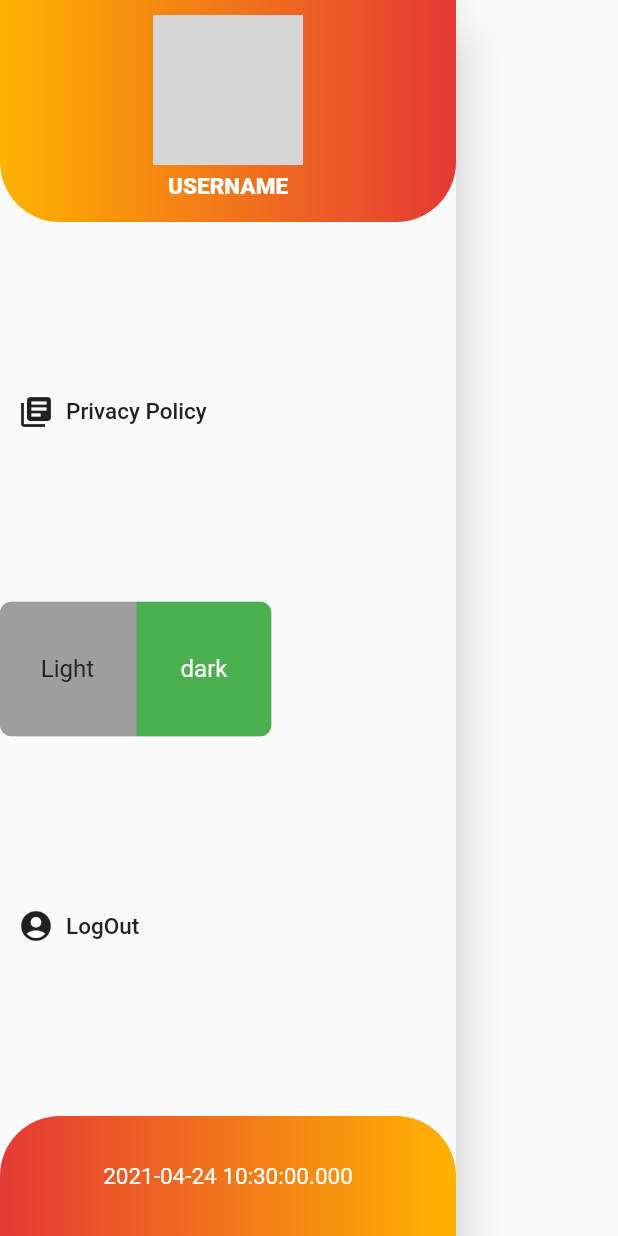
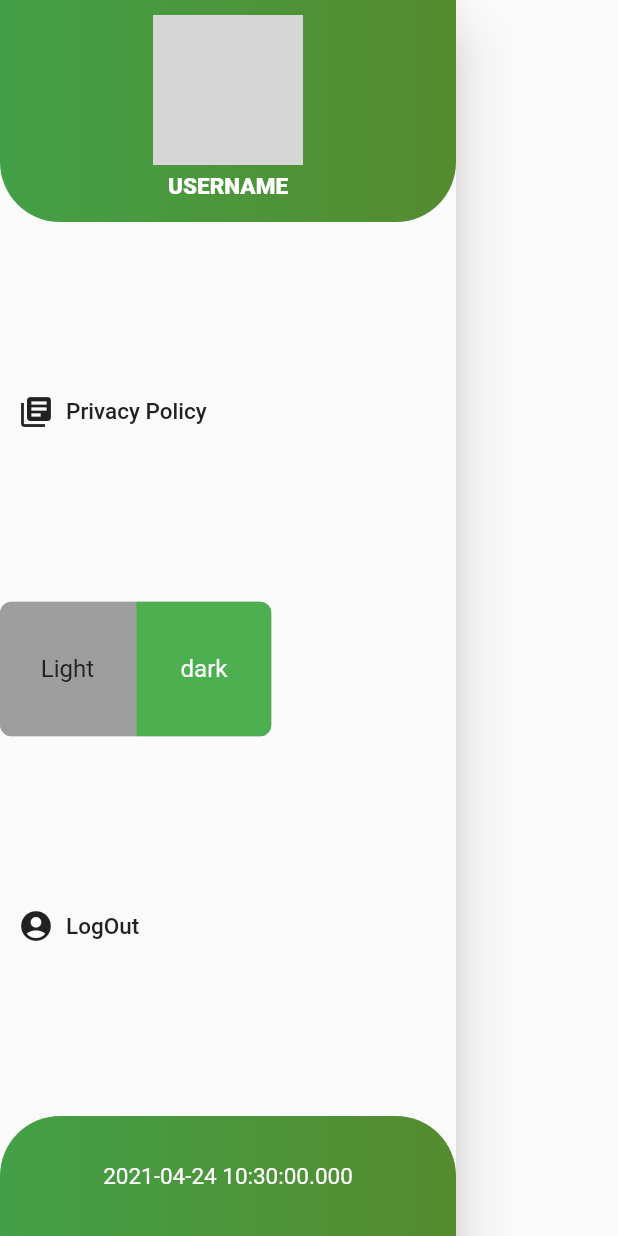
Before and after one commit to aakzsh/altruist, a Flutter app: the MainDrawer widget shown alone on an empty page, opened directly, after a tap on "LogOut", on a phone screen of 412 x 824 dp. Run offline on Flutter 3.47's test engine with Material 2 defaults, Android fonts, the phone set to English and light mode, and no system bars; drawn by our look-alikes of toggle_switch; our stand-ins replace carousel_slider, firebase_auth, firebase_core; accounts and stored records are empty; network calls fail; grey boxes are pictures that could not be loaded.

```diff
--- a/lib/side_drawer.dart
+++ b/lib/side_drawer.dart
@@ -1,3 +1,4 @@
+import 'package:firebase_auth/firebase_auth.dart';
 import 'package:flutter/cupertino.dart';
 import 'package:flutter/material.dart';
 import 'package:toggle_switch/toggle_switch.dart';
@@ -5,6 +6,8 @@ import 'package:toggle_switch/toggle_switch.dart';
 final datenow = new DateTime.now();
 
 class MainDrawer extends StatelessWidget {
+  FirebaseAuth auth = FirebaseAuth.instance;
+
   @override
   Widget build(BuildContext context) {
     return Drawer(
@@ -17,7 +20,7 @@ class MainDrawer extends StatelessWidget {
               shape: BoxShape.rectangle,
               borderRadius:
               BorderRadius.vertical(bottom: Radius.circular(40.0)),
-              gradient: LinearGradient(colors: [Colors.amber[600], Colors.red[600]]),
+              gradient: LinearGradient(colors: [Colors.green[600], Colors.lightGreen[800]]),
             ),
             width: double.infinity,
             padding: EdgeInsets.all(10.0),
@@ -93,7 +96,9 @@ class MainDrawer extends StatelessWidget {
           Align(
             alignment: Alignment.centerLeft,
             child: FlatButton.icon(
-              onPressed: () {},
+              onPressed: () {
+                auth.signOut();
+              },
               icon: Icon(
                 Icons.account_circle,
               ),
@@ -111,7 +116,7 @@ class MainDrawer extends StatelessWidget {
             height: 80,
             width: double.infinity,
             decoration: BoxDecoration(
-              gradient: LinearGradient(colors: [Colors.red[600], Colors.amber[600]]),
+              gradient: LinearGradient(colors: [Colors.green[600], Colors.lightGreen[800]]),
               shape: BoxShape.rectangle,
               borderRadius: BorderRadius.vertical(top: Radius.circular(40.0)),
             ),
--- a/pubspec.yaml
+++ b/pubspec.yaml
@@ -27,6 +27,8 @@ dependencies:
   toggle_switch: ^0.1.8
   firebase_core: ^0.5.1
   firebase_auth: ^0.18.2
+  provider: ^4.3.2+2
+  cloud_firestore: ^0.14.3
 
   # The following adds the Cupertino Icons font to your application.
   # Use with the CupertinoIcons class for iOS style icons.
```
Also changed, not shown: lib/homescreen.dart (+14 -2 lines), lib/screens/login.dart (+33 -4 lines), pubspec.lock.
